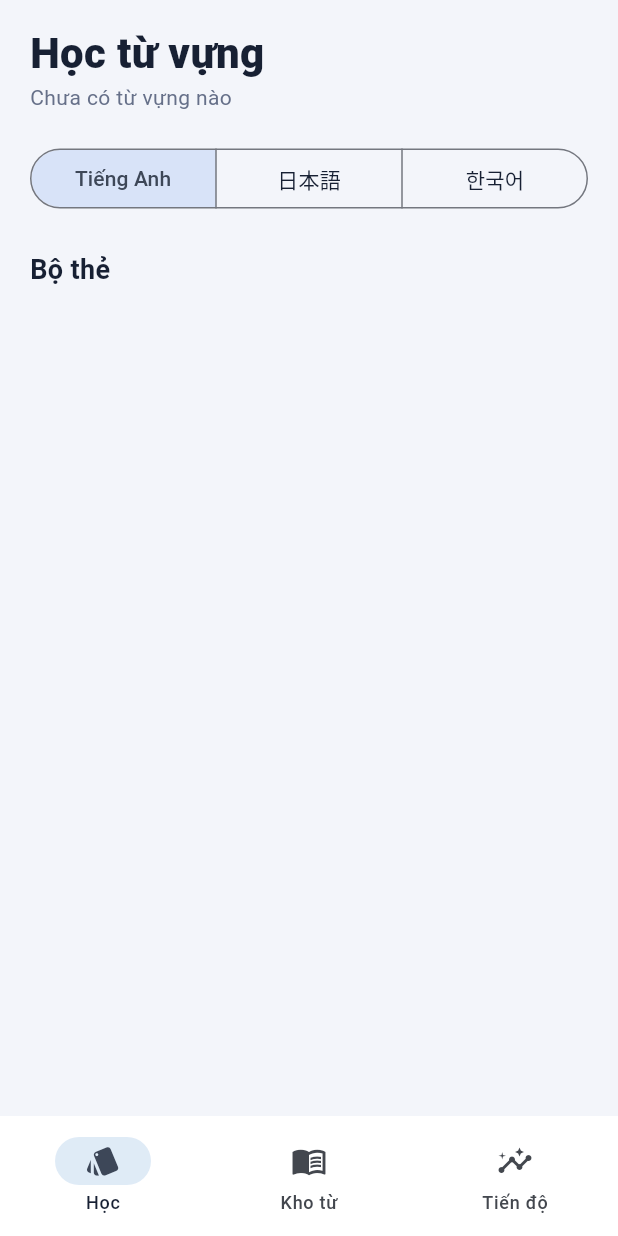
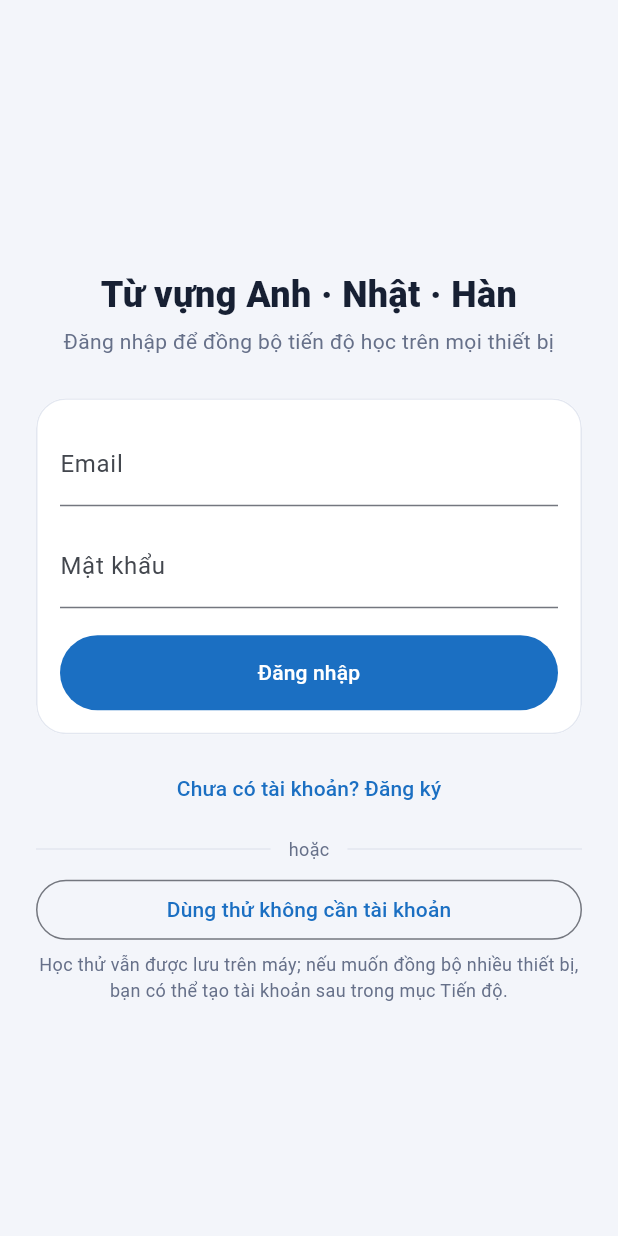
Before and after one commit to nhomLamPhongQuan/Flashcard, a Flutter app: the screen it shows after launch, on a phone screen of 412 x 824 dp. Run offline on Flutter 3.47's test engine with Material 3 defaults, Android fonts, the phone set to English and light mode, and no system bars; our stand-ins replace cloud_firestore, firebase_auth, firebase_core, shared_preferences; accounts and stored records are empty; statements that could not run were skipped.

Commit message:
login-pages with firebase

```diff
--- a/my_flashcard_app/lib/main.dart
+++ b/my_flashcard_app/lib/main.dart
@@ -1,6 +1,8 @@
+import 'package:firebase_core/firebase_core.dart';
 import 'package:flutter/material.dart';
 
-import 'pages/home_shell.dart';
+import 'firebase_options.dart';
+import 'pages/auth_gate.dart';
 import 'services/vocab_repository.dart';
 import 'state/app_state.dart';
 import 'theme/app_theme.dart';
@@ -8,8 +10,12 @@ import 'theme/app_theme.dart';
 Future<void> main() async {
   WidgetsFlutterBinding.ensureInitialized();
 
+  // firebase_options.dart được sinh tự động bằng lệnh `flutterfire configure`
+  // (xem hướng dẫn thiết lập Firebase trước khi chạy app).
+  await Firebase.initializeApp(options: DefaultFirebaseOptions.currentPlatform);
+
   final state = AppState(VocabRepository());
-  await state.init(); // <- đọc xong data mới chạy UI
+  await state.init();
 
   runApp(AppScope(state: state, child: const FlashcardApp()));
 }
@@ -21,16 +27,14 @@ class FlashcardApp extends StatelessWidget {
   Widget build(BuildContext context) {
     // AppScope.of đăng ký widget này là dependent của AppState, nên mỗi lần
     // notifyListeners() được gọi, FlashcardApp sẽ tự rebuild với theme mới.
-    // AppScope là một InheritedWidget đặc biệt — nó "treo" state lên đỉnh cây widget
-    // Để mọi widget con ở bất kỳ độ sâu nào cũng lấy được state bằng AppScope.of(context) mà không cần truyền tay qua từng constructor.
     final state = AppScope.of(context);
     return MaterialApp(
-      title: 'Từ vựng Anh - Nhật',
+      title: 'Từ vựng Anh - Nhật - Hàn',
       debugShowCheckedModeBanner: false,
       themeMode: state.themeMode,
       theme: AppTheme.build(Brightness.light, state.lang),
       darkTheme: AppTheme.build(Brightness.dark, state.lang),
-      home: const HomeShell(),
+      home: AuthGate(auth: state.auth),
     );
   }
 }
--- /dev/null
+++ b/my_flashcard_app/lib/pages/auth_gate.dart
@@ -0,0 +1,32 @@
+import 'package:flutter/material.dart';
+
+import '../services/auth_service.dart';
+import '../theme/app_theme.dart';
+import 'home_shell.dart';
+import 'login_page.dart';
+
+/// Màn hình gác cổng: chưa có phiên đăng nhập (kể cả ẩn danh) -> LoginPage,
+/// đã có phiên -> vào thẳng app.
+class AuthGate extends StatelessWidget {
+  const AuthGate({super.key, required this.auth});
+  final AuthService auth;
+
+  @override
+  Widget build(BuildContext context) {
+    return StreamBuilder<String?>(
+      stream: auth.uidChanges,
+      builder: (context, snapshot) {
+        if (snapshot.connectionState == ConnectionState.waiting) {
+          final p = Palette.ofContext(context);
+          return Scaffold(
+            backgroundColor: p.bg,
+            body: const Center(child: CircularProgressIndicator()),
+          );
+        }
+        final uid = snapshot.data;
+        if (uid == null) return LoginPage(auth: auth);
+        return const HomeShell();
+      },
+    );
+  }
+}
--- /dev/null
+++ b/my_flashcard_app/lib/pages/login_page.dart
@@ -0,0 +1,200 @@
+import 'package:flutter/material.dart';
+
+import '../services/auth_service.dart';
+import '../theme/app_theme.dart';
+import '../widgets/panel.dart';
+
+enum _Mode { signIn, register }
+
+/// Màn hình đăng nhập / đăng ký, hoặc "Dùng thử không cần tài khoản"
+/// (đăng nhập ẩn danh — vẫn đồng bộ được, chỉ là chưa gắn email).
+class LoginPage extends StatefulWidget {
+  const LoginPage({super.key, required this.auth});
+  final AuthService auth;
+
+  @override
+  State<LoginPage> createState() => _LoginPageState();
+}
+
+class _LoginPageState extends State<LoginPage> {
+  final _formKey = GlobalKey<FormState>();
+  final _emailCtrl = TextEditingController();
+  final _passwordCtrl = TextEditingController();
+  _Mode _mode = _Mode.signIn;
+  bool _loading = false;
+  String? _error;
+
+  @override
+  void dispose() {
+    _emailCtrl.dispose();
+    _passwordCtrl.dispose();
+    super.dispose();
+  }
+
+  Future<void> _submit() async {
+    if (!_formKey.currentState!.validate()) return;
+    setState(() {
+      _loading = true;
+      _error = null;
+    });
+    try {
+      if (_mode == _Mode.signIn) {
+        await widget.auth.signIn(_emailCtrl.text.trim(), _passwordCtrl.text);
+      } else {
+        await widget.auth.register(_emailCtrl.text.trim(), _passwordCtrl.text);
+      }
+      // Đăng nhập/đăng ký thành công -> AuthGate tự chuyển màn hình qua
+      // stream uidChanges, không cần tự điều hướng ở đây.
+    } catch (e) {
+      setState(() => _error = widget.auth.friendlyError(e));
+    } finally {
+      if (mounted) setState(() => _loading = false);
+    }
+  }
+
+  Future<void> _continueAsGuest() async {
+    setState(() {
+      _loading = true;
+      _error = null;
+    });
+    try {
+      await widget.auth.continueAsGuest();
+    } catch (e) {
+      setState(() => _error = widget.auth.friendlyError(e));
+    } finally {
+      if (mounted) setState(() => _loading = false);
+    }
+  }
+
+  @override
+  Widget build(BuildContext context) {
+    final p = Palette.ofContext(context);
+    final isSignIn = _mode == _Mode.signIn;
+
+    return Scaffold(
+      backgroundColor: p.bg,
+      body: SafeArea(
+        child: Center(
+          child: SingleChildScrollView(
+            padding: const EdgeInsets.all(24),
+            child: ConstrainedBox(
+              constraints: const BoxConstraints(maxWidth: 420),
+              child: Column(
+                crossAxisAlignment: CrossAxisAlignment.stretch,
+                children: [
+                  const SizedBox(height: 24),
+                  Text(
+                    'Từ vựng Anh · Nhật · Hàn',
+                    textAlign: TextAlign.center,
+                    style: TextStyle(
+                        fontSize: 24,
+                        fontWeight: FontWeight.w800,
+                        color: p.ink),
+                  ),
+                  const SizedBox(height: 4),
+                  Text(
+                    isSignIn
+                        ? 'Đăng nhập để đồng bộ tiến độ học trên mọi thiết bị'
+                        : 'Tạo tài khoản để lưu tiến độ học lâu dài',
+                    textAlign: TextAlign.center,
+                    style: TextStyle(fontSize: 14, color: p.muted),
+                  ),
+                  const SizedBox(height: 28),
+                  Panel(
+                    child: Form(
+                      key: _formKey,
+                      child: Column(
+                        crossAxisAlignment: CrossAxisAlignment.stretch,
+                        children: [
+                          TextFormField(
+                            controller: _emailCtrl,
+                            keyboardType: TextInputType.emailAddress,
+                            decoration:
+                                const InputDecoration(labelText: 'Email'),
+                            validator: (v) => (v == null || !v.contains('@'))
+                                ? 'Nhập email hợp lệ'
+                                : null,
+                          ),
+                          const SizedBox(height: 12),
+                          TextFormField(
+                            controller: _passwordCtrl,
+                            obscureText: true,
+                            decoration:
+                                const InputDecoration(labelText: 'Mật khẩu'),
+                            validator: (v) => (v == null || v.length < 6)
+                                ? 'Tối thiểu 6 ký tự'
+                                : null,
+                          ),
+                          if (_error != null) ...[
+                            const SizedBox(height: 12),
+                            Text(
+                              _error!,
+                              style: const TextStyle(
+                                  color: Color(0xFFD64550), fontSize: 13),
+                            ),
+                          ],
+                          const SizedBox(height: 18),
+                          SizedBox(
+                            height: 50,
+                            child: FilledButton(
+                              onPressed: _loading ? null : _submit,
+                              child: _loading
+                                  ? const SizedBox(
+                                      width: 20,
+                                      height: 20,
+                                      child: CircularProgressIndicator(
+                                          strokeWidth: 2),
+                                    )
+                                  : Text(isSignIn ? 'Đăng nhập' : 'Đăng ký'),
+                            ),
+                          ),
+                        ],
+                      ),
+                    ),
+                  ),
+                  const SizedBox(height: 12),
+                  TextButton(
+                    onPressed: _loading
+                        ? null
+                        : () => setState(() {
+                              _mode = isSignIn ? _Mode.register : _Mode.signIn;
+                              _error = null;
+                            }),
+                    child: Text(
+                      isSignIn
+                          ? 'Chưa có tài khoản? Đăng ký'
+                          : 'Đã có tài khoản? Đăng nhập',
+                    ),
+                  ),
+                  const SizedBox(height: 8),
+                  Row(
+                    children: [
+                      Expanded(child: Divider(color: p.line)),
+                      Padding(
+                        padding: const EdgeInsets.symmetric(horizontal: 12),
+                        child: Text('hoặc',
+                            style: TextStyle(fontSize: 12, color: p.muted)),
+                      ),
+                      Expanded(child: Divider(color: p.line)),
+                    ],
+                  ),
+                  const SizedBox(height: 8),
+                  OutlinedButton(
+                    onPressed: _loading ? null : _continueAsGuest,
+                    child: const Text('Dùng thử không cần tài khoản'),
+                  ),
+                  const SizedBox(height: 4),
+                  Text(
+                    'Học thử vẫn được lưu trên máy; nếu muốn đồng bộ nhiều thiết bị, bạn có thể tạo tài khoản sau trong mục Tiến độ.',
+                    textAlign: TextAlign.center,
+                    style: TextStyle(fontSize: 12, color: p.muted, height: 1.4),
+                  ),
+                ],
+              ),
+            ),
+          ),
+        ),
+      ),
+    );
+  }
+}
--- /dev/null
+++ b/my_flashcard_app/lib/services/auth_service.dart
@@ -0,0 +1,66 @@
+import 'package:firebase_auth/firebase_auth.dart';
+
+/// Bọc FirebaseAuth: phần còn lại của app chỉ thấy `uidChanges` / các hàm
+/// đăng nhập-đăng ký, không đụng trực tiếp vào kiểu `User` của Firebase.
+/// Sau này muốn đổi backend (Supabase, tự viết...) chỉ cần viết lại class
+/// này, không phải sửa AppState hay UI.
+class AuthService {
+  AuthService({FirebaseAuth? auth}) : _auth = auth ?? FirebaseAuth.instance;
+  final FirebaseAuth _auth;
+
+  /// Phát ra uid mỗi khi trạng thái đăng nhập đổi; null nghĩa là chưa
+  /// đăng nhập (kể cả chưa từng vào app lần nào).
+  Stream<String?> get uidChanges => _auth.authStateChanges().map((u) => u?.uid);
+
+  String? get currentUid => _auth.currentUser?.uid;
+  String? get currentEmail => _auth.currentUser?.email;
+
+  /// true nếu đang dùng phiên "khách" (chưa gắn email/mật khẩu thật).
+  bool get isAnonymous => _auth.currentUser?.isAnonymous ?? true;
+
+  Future<void> register(String email, String password) =>
+      _auth.createUserWithEmailAndPassword(email: email, password: password);
+
+  Future<void> signIn(String email, String password) =>
+      _auth.signInWithEmailAndPassword(email: email, password: password);
+
+  /// Dùng thử app không cần tài khoản. Vẫn có 1 uid ẩn danh riêng để đồng
+  /// bộ tiến độ lên Firestore, và có thể nâng cấp lên tài khoản thật sau
+  /// bằng [linkEmail] mà không mất dữ liệu đã học.
+  Future<void> continueAsGuest() => _auth.signInAnonymously();
+
+  /// Gắn email/mật khẩu vào phiên ẩn danh hiện tại (giữ nguyên uid, nên
+  /// tiến độ đã đồng bộ trước đó không bị mất).
+  Future<void> linkEmail(String email, String password) async {
+    final user = _auth.currentUser;
+    if (user == null) throw StateError('Chưa có phiên đăng nhập để nâng cấp.');
+    final credential =
+        EmailAuthProvider.credential(email: email, password: password);
+    await user.linkWithCredential(credential);
+  }
+
+  Future<void> signOut() => _auth.signOut();
+
+  /// Dịch mã lỗi Firebase sang câu tiếng Việt dễ hiểu cho người dùng.
+  String friendlyError(Object error) {
+    if (error is FirebaseAuthException) {
+      switch (error.code) {
+        case 'invalid-email':
+          return 'Email không hợp lệ.';
+        case 'email-already-in-use':
+          return 'Email này đã được đăng ký.';
+        case 'weak-password':
+          return 'Mật khẩu quá yếu (tối thiểu 6 ký tự).';
+        case 'user-not-found':
+        case 'wrong-password':
+        case 'invalid-credential':
+          return 'Email hoặc mật khẩu không đúng.';
+        case 'network-request-failed':
+          return 'Không có kết nối mạng.';
+        default:
+          return 'Có lỗi xảy ra (${error.code}).';
+      }
+    }
+    return 'Có lỗi không xác định xảy ra.';
+  }
+}
--- /dev/null
+++ b/my_flashcard_app/lib/services/cloud_progress_service.dart
@@ -0,0 +1,35 @@
+import 'package:cloud_firestore/cloud_firestore.dart';
+
+import '../models/srs.dart';
+
+/// Đồng bộ tiến độ học (hộp Leitner của từng từ) lên Cloud Firestore.
+///
+/// Mỗi tài khoản có đúng 1 document: `users/{uid}`, field `progress` là
+/// map id-từ -> {box, next} — cùng cấu trúc JSON với bản lưu local trong
+/// shared_preferences, nên merge giữa 2 bên rất đơn giản.
+class CloudProgressService {
+  CloudProgressService({FirebaseFirestore? db})
+      : _db = db ?? FirebaseFirestore.instance;
+  final FirebaseFirestore _db;
+
+  DocumentReference<Map<String, dynamic>> _doc(String uid) =>
+      _db.collection('users').doc(uid);
+
+  Future<Map<String, WordProgress>> fetch(String uid) async {
+    final snap = await _doc(uid).get();
+    final raw = snap.data()?['progress'] as Map<String, dynamic>?;
+    if (raw == null) return {};
+    return raw.map(
+      (id, v) => MapEntry(
+          id, WordProgress.fromJson(Map<String, dynamic>.from(v as Map))),
+    );
+  }
+
+  Future<void> push(String uid, Map<String, WordProgress> progress) async {
+    final data = progress.map((id, p) => MapEntry(id, p.toJson()));
+    await _doc(uid).set(
+      {'progress': data, 'updatedAt': FieldValue.serverTimestamp()},
+      SetOptions(merge: true),
+    );
+  }
+}
```
Also changed, not shown: my_flashcard_app/lib/pages/stats_tab.dart (+40 -0 lines), my_flashcard_app/lib/state/app_state.dart (+100 -10 lines).
